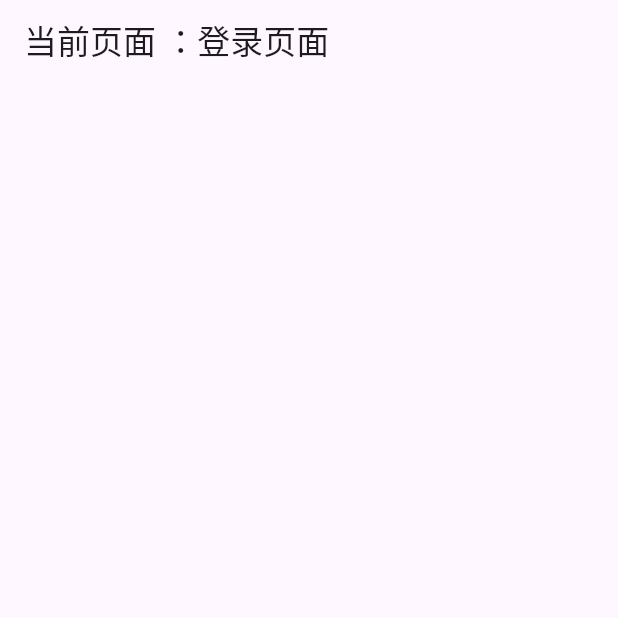
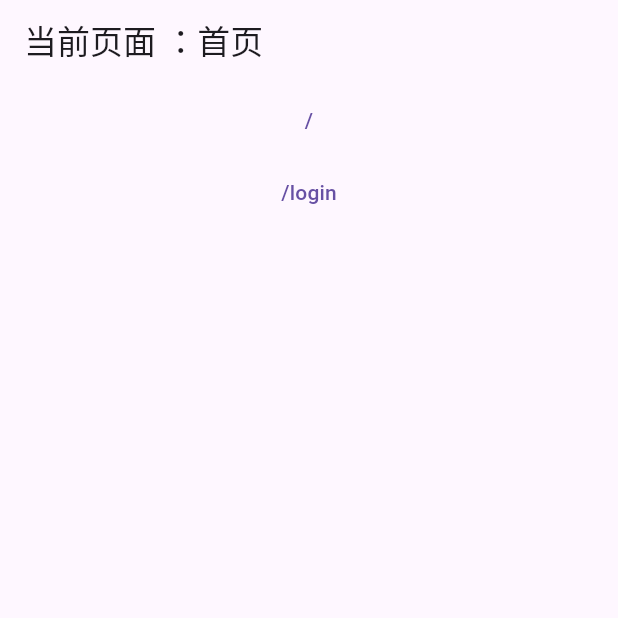
Before and after one commit to Shenchangxin/meaile_ui, a Flutter app: the screen it shows after launch, on a phone screen of 412 x 824 dp, the top half of it. Run offline on Flutter 3.47's test engine with Material 3 defaults, Android fonts, the light colour scheme and no system bars; our stand-ins replace fluro.

Commit message:
配置路由

```diff
--- a/lib/application.dart
+++ b/lib/application.dart
@@ -1,15 +1,18 @@
+import 'package:fluro/fluro.dart';
 import 'package:flutter/material.dart';
 import 'package:meaile_ui/pages/home/index.dart';
 import 'package:meaile_ui/pages/login.dart';
+import 'package:meaile_ui/routes.dart';
 
 class Application extends StatelessWidget {
   const Application({super.key});
 
   @override
   Widget build(BuildContext context) {
-
+    final router = FluroRouter();
+    Routes.configureRoutes(router);
     return MaterialApp(
-      home: LoginPage(),
+      onGenerateRoute: router.generator,
     );
   }
 }
--- a/lib/routes.dart
+++ b/lib/routes.dart
@@ -4,18 +4,23 @@ import 'package:meaile_ui/pages/home/index.dart';
 import 'package:meaile_ui/pages/login.dart';
 
 class Routes {
-  final String home = '/';
-  final String login = '/login';
+  static String home = '/';
+  static String login = '/login';
 
-  final _homeHandler = Handler(
+
+  static final Handler _homeHandler = Handler(
     handlerFunc: (BuildContext? context, Map<String, dynamic> params) {
       return HomePage();
-    },
-  );
-  final _loginHandler = Handler(
+    });
+  static final Handler _loginHandler = Handler(
     handlerFunc: (BuildContext? context, Map<String, dynamic> params) {
       return LoginPage();
     },
   );
 
+  static void configureRoutes(FluroRouter router){
+    router.define(home,handler: _homeHandler);
+    router.define(login,handler: _loginHandler);
+  }
+
 }
--- a/lib/widgets/page_content.dart
+++ b/lib/widgets/page_content.dart
@@ -1,4 +1,6 @@
 import 'package:flutter/material.dart';
+
+import '../routes.dart';
 
 class PageContent extends StatelessWidget {
   final String name;
@@ -10,6 +12,15 @@ class PageContent extends StatelessWidget {
 
     return Scaffold(
       appBar: AppBar(title: Text('当前页面 ：$name'),),
+      body: ListView(
+        children: <Widget>[
+          TextButton(child: Text(Routes.home),onPressed: (){
+            Navigator.pushNamed(context, Routes.home);
+          },),
+          TextButton(child: Text(Routes.login),onPressed: (){
+            Navigator.pushNamed(context, Routes.login);
+          },)
+        ],),
     );
     throw UnimplementedError();
   }
```
